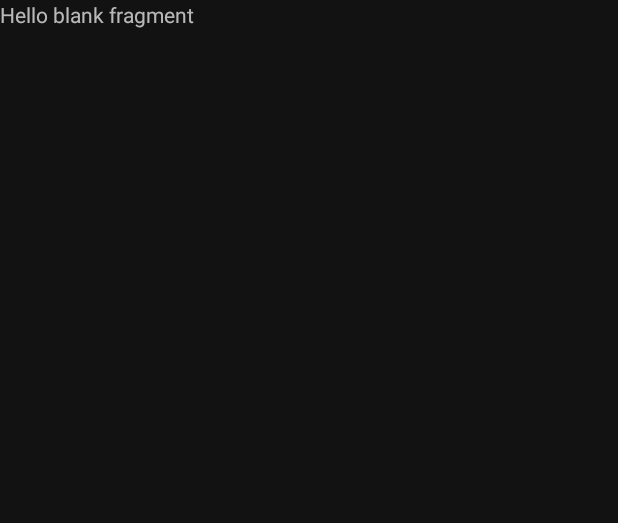
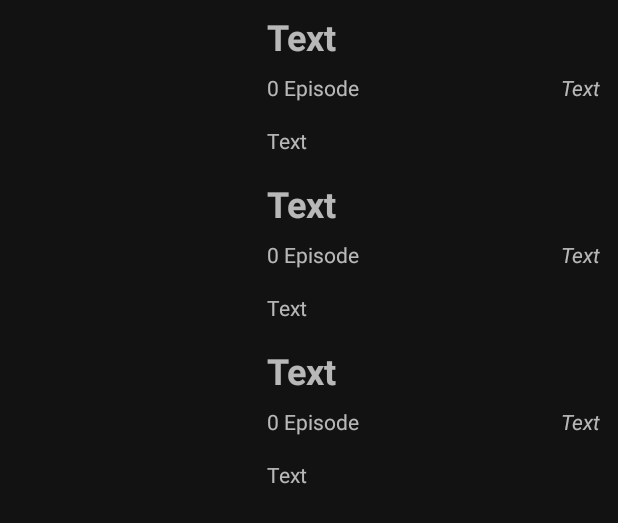
Before and after one commit to godofsleepy/MovieJetpack, an Android app: the layout fragment_mylist.xml on its own in the app's theme, with its tools: preview values and no code run, on a phone screen of 412 x 824 dp. Shown: the top 523 px of the screen. Run offline under Robolectric (Android 15) with nearby library versions, the phone set to English and light mode, and no system bars; network calls fail.

Commit message:
add localdatesource

```diff
--- a/app/src/main/java/com/rifat/moviejetpack/data/entities/FavEntity.kt
+++ b/app/src/main/java/com/rifat/moviejetpack/data/entities/FavEntity.kt
@@ -2,8 +2,10 @@ package com.rifat.moviejetpack.data.entities
 
 import androidx.annotation.NonNull
 import androidx.room.ColumnInfo
+import androidx.room.Entity
 import androidx.room.PrimaryKey
 
+@Entity(tableName = "faventity")
 data class FavEntity(
     @PrimaryKey
     @NonNull
--- a/app/src/main/res/layout/fragment_mylist.xml
+++ b/app/src/main/res/layout/fragment_mylist.xml
@@ -1,14 +1,19 @@
 <?xml version="1.0" encoding="utf-8"?>
-<FrameLayout xmlns:android="http://schemas.android.com/apk/res/android"
+<androidx.constraintlayout.widget.ConstraintLayout xmlns:android="http://schemas.android.com/apk/res/android"
+    xmlns:app="http://schemas.android.com/apk/res-auto"
     xmlns:tools="http://schemas.android.com/tools"
     android:layout_width="match_parent"
     android:layout_height="match_parent"
+    android:paddingHorizontal="12dp"
+    android:paddingVertical="8dp"
     tools:context=".ui.home.mylist.MylistFragment">
 
-    <!-- TODO: Update blank fragment layout -->
-    <TextView
+    <androidx.recyclerview.widget.RecyclerView
         android:layout_width="match_parent"
-        android:layout_height="match_parent"
-        android:text="@string/hello_blank_fragment" />
+        android:layout_height="wrap_content"
+        tools:listitem="@layout/item_season"
+        app:layout_constraintEnd_toEndOf="parent"
+        app:layout_constraintStart_toStartOf="parent"
+        app:layout_constraintTop_toTopOf="parent" />
 
-</FrameLayout>
+</androidx.constraintlayout.widget.ConstraintLayout>
```
Also changed, not shown: app/src/main/java/com/rifat/moviejetpack/data/source/locale/LocaleDataSource.kt (added, +15 -0 lines), app/src/main/java/com/rifat/moviejetpack/data/source/locale/room/FavDao.kt (added, +12 -0 lines).
